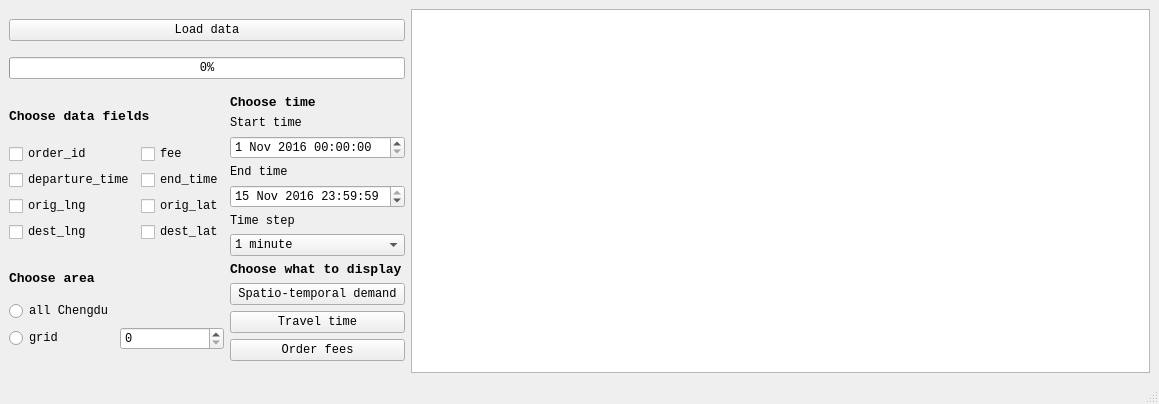
ADSWT518/ride-hailing-analyzer, file finalProject/mainwindow.ui: the form before one commit.
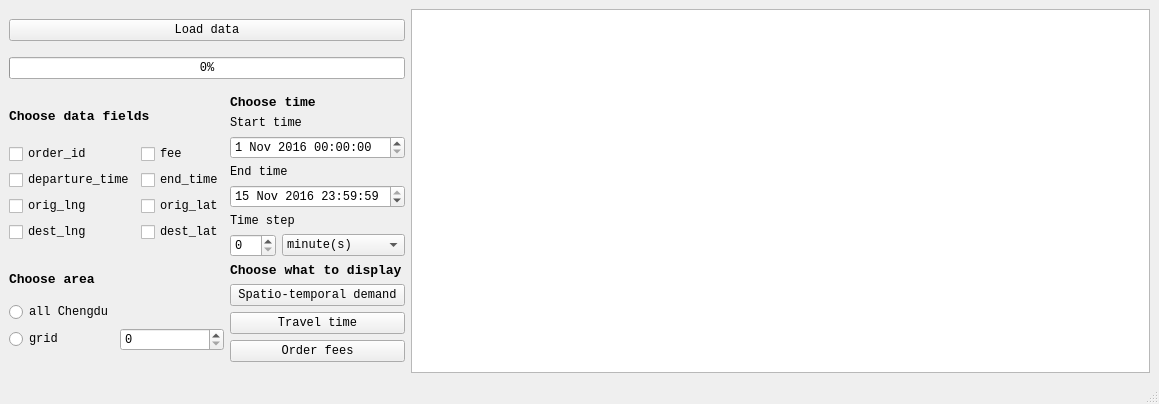
The form after the commit. Custom widgets are drawn as their Qt base class.

Diff of the .ui file:
```diff
--- a/finalProject/mainwindow.ui
+++ b/finalProject/mainwindow.ui
@@ -373,10 +373,22 @@
              </widget>
             </item>
             <item>
+             <layout class="QHBoxLayout" name="horizontalLayout_2">
+              <item>
+               <widget class="QSpinBox" name="timeStepSpinBox">
+                <property name="sizePolicy">
+                 <sizepolicy hsizetype="Fixed" vsizetype="Fixed">
+                  <horstretch>0</horstretch>
+                  <verstretch>0</verstretch>
+                 </sizepolicy>
+                </property>
+               </widget>
+              </item>
+              <item>
              <widget class="QComboBox" name="timeStepComboBox">
               <item>
                <property name="text">
-                <string>1 minute</string>
+                  <string>minute(s)</string>
                </property>
               </item>
               <item>
@@ -410,6 +422,8 @@
                </property>
               </item>
              </widget>
+              </item>
+             </layout>
             </item>
            </layout>
           </item>
```
Left out of the diff: 26 changed lines with no effect on the pictures. Lines whose indentation alone changed are shown as unchanged.
